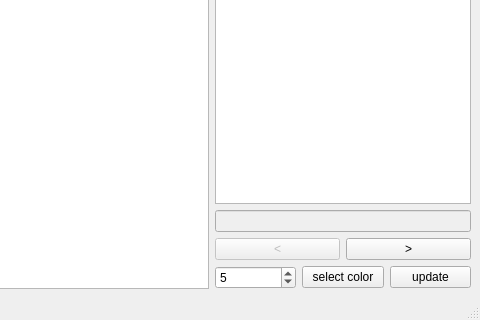
First picture: the form in mainwindow.ui, repository HatikDev/AnalyticsTool, before the edit; both pictures show x 395 to 875 and y 332 to 652 of the 875 by 652 pixel window.
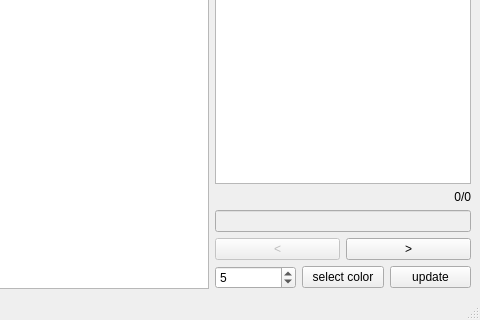
Second picture: the form after the edit.

The edit to the form file:
```diff
--- a/mainwindow.ui
+++ b/mainwindow.ui
@@ -32,6 +32,19 @@
       </item>
       <item>
        <layout class="QVBoxLayout" name="controlLayout">
+        <item>
+         <widget class="QLabel" name="counterLabel">
+          <property name="layoutDirection">
+           <enum>Qt::LeftToRight</enum>
+          </property>
+          <property name="text">
+           <string>0/0</string>
+          </property>
+          <property name="alignment">
+           <set>Qt::AlignRight|Qt::AlignTrailing|Qt::AlignVCenter</set>
+          </property>
+         </widget>
+        </item>
         <item>
          <widget class="QLineEdit" name="pictureName">
           <property name="enabled">
```
